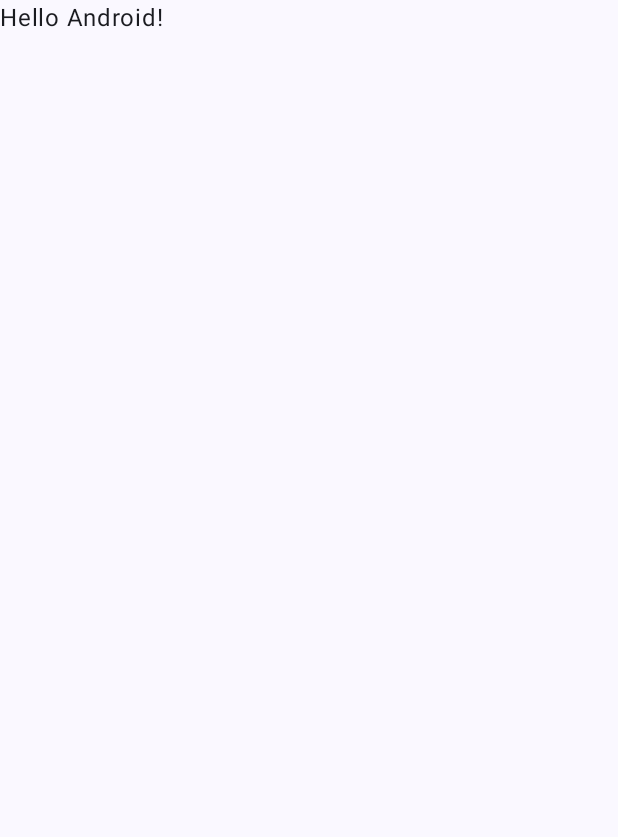
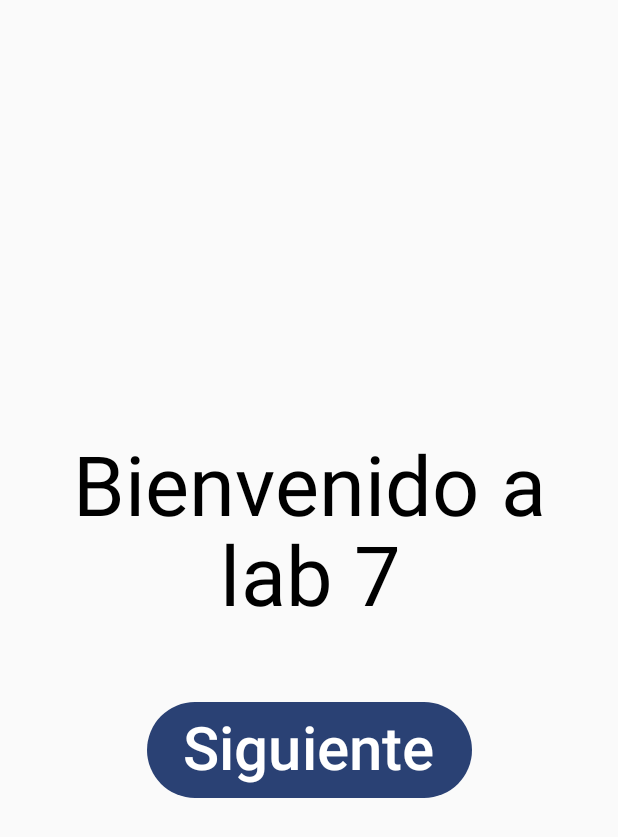
Before and after one commit to nicoCT4/Lab7_PM, an Android app built with Jetpack Compose: the screen it shows after launch (MainActivity), on a phone screen of 412 x 824 dp. Before the commit the part shown is almost empty. Shown: the top 837 px of the screen. Run offline under Robolectric (Android 15) with nearby library versions, the phone set to English and light mode, and no system bars.

Commit message:
ejercicio terminado

```diff
--- a/lab7ej/app/build.gradle.kts
+++ b/lab7ej/app/build.gradle.kts
@@ -51,7 +51,7 @@ android {
 
 dependencies {
 
-
+    implementation("androidx.navigation:navigation-compose:2.8.1")
     implementation(libs.androidx.core.ktx)
     implementation(libs.androidx.lifecycle.runtime.ktx)
     implementation(libs.androidx.activity.compose)
--- a/lab7ej/app/src/main/java/com/example/lab7ej/MainActivity.kt
+++ b/lab7ej/app/src/main/java/com/example/lab7ej/MainActivity.kt
@@ -19,29 +19,8 @@ class MainActivity : ComponentActivity() {
         enableEdgeToEdge()
         setContent {
             Lab7ejTheme {
-                Scaffold(modifier = Modifier.fillMaxSize()) { innerPadding ->
-                    Greeting(
-                        name = "Android",
-                        modifier = Modifier.padding(innerPadding)
-                    )
-                }
+                Org()
             }
         }
     }
 }
-
-@Composable
-fun Greeting(name: String, modifier: Modifier = Modifier) {
-    Text(
-        text = "Hello $name!",
-        modifier = modifier
-    )
-}
-
-@Preview(showBackground = true)
-@Composable
-fun GreetingPreview() {
-    Lab7ejTheme {
-        Greeting("Android")
-    }
-}
--- /dev/null
+++ b/lab7ej/app/src/main/java/com/example/lab7ej/Organizador.kt
@@ -0,0 +1,48 @@
+package com.example.lab7ej
+
+import androidx.compose.runtime.Composable
+import androidx.navigation.NavType
+import androidx.navigation.compose.NavHost
+import androidx.navigation.compose.composable
+import androidx.navigation.compose.rememberNavController
+import androidx.navigation.navArgument
+
+@Composable
+fun Org(){
+
+    val navController = rememberNavController()
+    NavHost(navController = navController, startDestination = "A"){
+
+        composable(route = "A"){
+            ScreenA(navController)
+        }
+
+        composable(route = "B"){
+            ScreenB(navController)
+        }
+
+        composable(route = "C?name={name}&age={age}&mail={mail}",
+            arguments = listOf(
+                navArgument(name = "name"){
+                    type = NavType.StringType
+                    nullable = true
+                },
+                navArgument(name = "age"){
+                    type = NavType.IntType
+                    defaultValue = 0
+                },
+                navArgument(name = "mail"){
+                    type = NavType.StringType
+                    defaultValue = "Vacio"
+                }
+            )
+        ){ backstackEntry ->
+            ScreenC(
+                navController,
+                myName = backstackEntry.arguments?.getString("name"),
+                myAge = backstackEntry.arguments?.getInt("age"),
+                myMail = backstackEntry.arguments?.getString("mail")
+                )
+        }
+    }
+}
--- /dev/null
+++ b/lab7ej/app/src/main/java/com/example/lab7ej/ScreenA.kt
@@ -0,0 +1,32 @@
+package com.example.lab7ej
+
+import androidx.compose.foundation.layout.Arrangement
+import androidx.compose.foundation.layout.Column
+import androidx.compose.foundation.layout.Spacer
+import androidx.compose.foundation.layout.fillMaxSize
+import androidx.compose.foundation.layout.height
+import androidx.compose.foundation.layout.padding
+import androidx.compose.material3.Button
+import androidx.compose.material3.Text
+import androidx.compose.runtime.Composable
+import androidx.compose.ui.Alignment
+import androidx.compose.ui.Modifier
+import androidx.compose.ui.text.style.TextAlign
+import androidx.compose.ui.unit.dp
+import androidx.compose.ui.unit.sp
+import androidx.navigation.NavHostController
+
+@Composable
+fun ScreenA(navController: NavHostController) {
+    Column(modifier = Modifier.fillMaxSize().padding(horizontal = 16.dp), verticalArrangement = Arrangement.Center,
+        horizontalAlignment = Alignment.CenterHorizontally)
+    {
+        Text(text = "Bienvenido a lab 7", fontSize = 55.sp, textAlign = TextAlign.Center, lineHeight = 60.sp )
+        Spacer(modifier = Modifier.height(50.dp))
+        Button(onClick = {
+            navController.navigate("B")
+        }) {
+            Text(text = "Siguiente", fontSize = 40.sp)
+        }
+    }
+}
```
Also changed, not shown: lab7ej/app/src/main/java/com/example/lab7ej/ScreenB.kt (added, +66 -0 lines), lab7ej/app/src/main/java/com/example/lab7ej/ScreenC.kt (added, +51 -0 lines).
